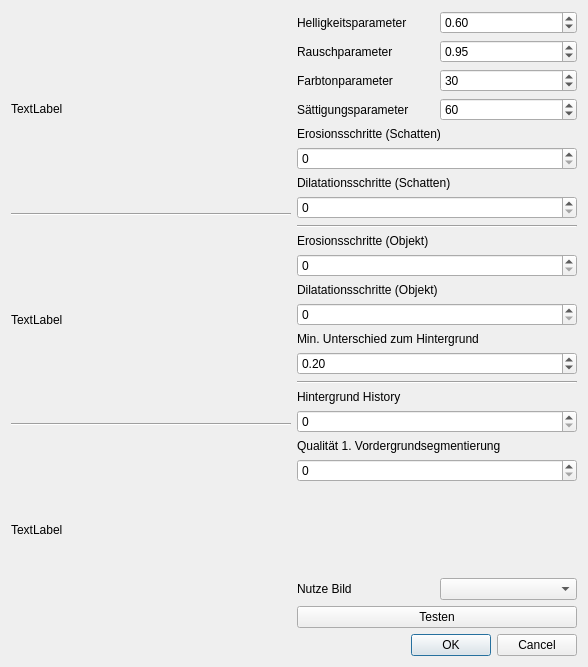
First picture: the form in BIT_Shadows/parameterdialog.ui, repository annsimon/bit_shadows, before the edit.
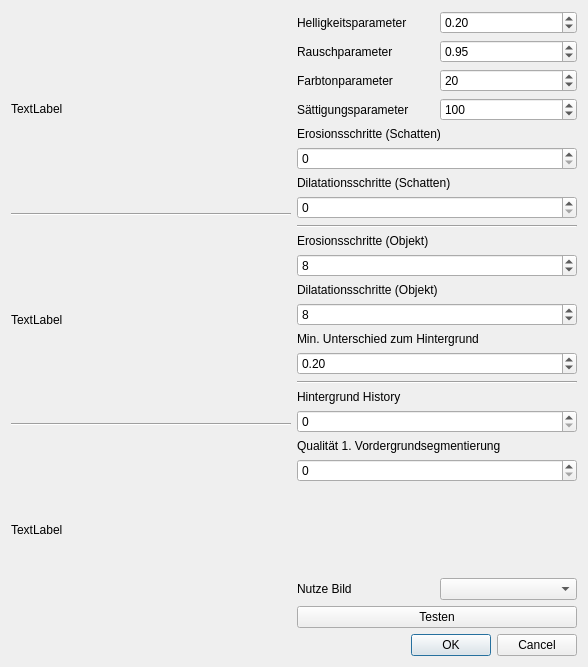
Second picture: the form after the edit.

Commit message: preset params for example scene

```diff
--- a/BIT_Shadows/parameterdialog.ui
+++ b/BIT_Shadows/parameterdialog.ui
@@ -71,7 +71,7 @@
             <number>255</number>
            </property>
            <property name="value">
-            <number>30</number>
+            <number>20</number>
            </property>
           </widget>
          </item>
@@ -84,7 +84,7 @@
             <double>0.100000000000000</double>
            </property>
            <property name="value">
-            <double>0.600000000000000</double>
+            <double>0.200000000000000</double>
            </property>
           </widget>
          </item>
@@ -138,7 +138,7 @@
             <number>255</number>
            </property>
            <property name="value">
-            <number>60</number>
+            <number>100</number>
            </property>
           </widget>
          </item>
@@ -197,6 +197,9 @@
          <property name="maximum">
           <number>20</number>
          </property>
+         <property name="value">
+          <number>8</number>
+         </property>
         </widget>
        </item>
        <item>
@@ -211,6 +214,9 @@
          <property name="maximum">
           <number>20</number>
          </property>
+         <property name="value">
+          <number>8</number>
+         </property>
         </widget>
        </item>
        <item>
```
The commit also changes 1 other file.
